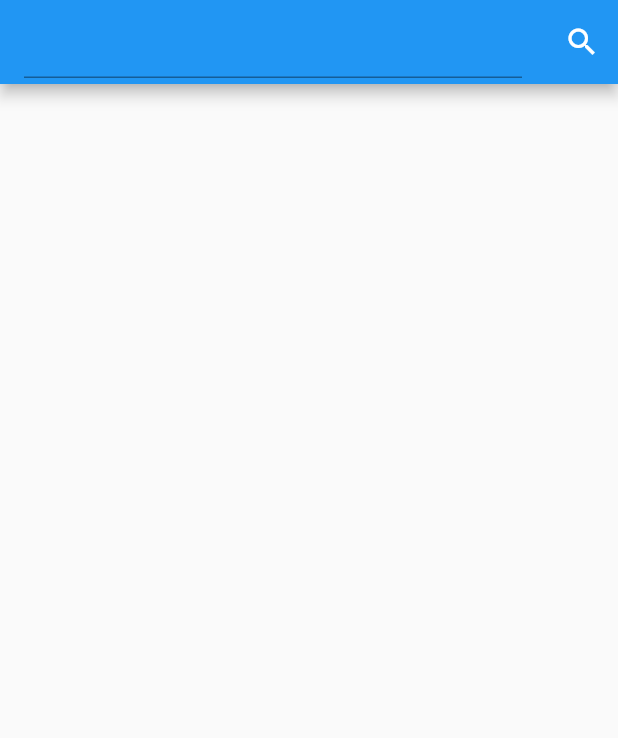
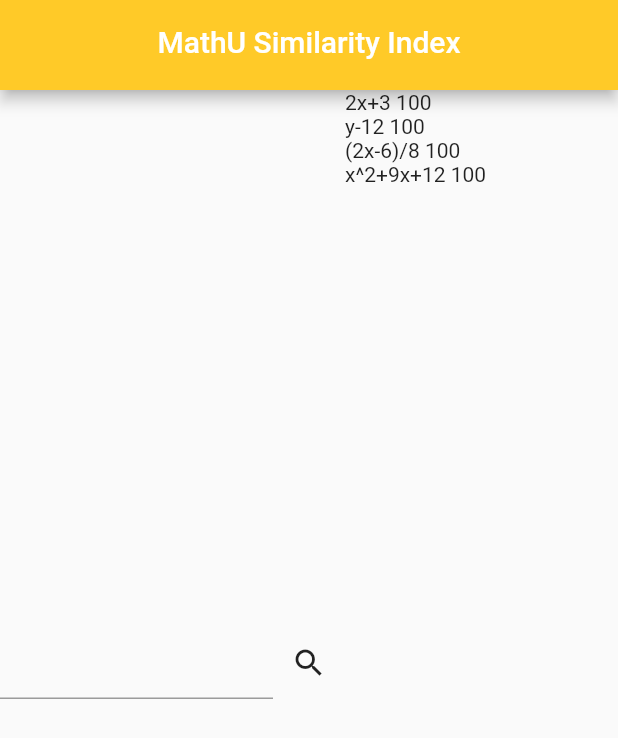
Before and after one commit to COS301-SE-2022/MathU-Similarity-Index, a Flutter app: the screen it shows after launch, after a tap on the "search" icon, on a phone screen of 412 x 824 dp. Shown: the top 738 px of the screen. Run offline on Flutter 3.47's test engine with Material 2 defaults, Android fonts, the phone set to English and light mode, and no system bars; missing offline and left inert: dart:html.

Commit message:
💄 (Protoype): Fixed Styling for search bar and app bar

```diff
--- a/packages/client/lib/home.dart
+++ b/packages/client/lib/home.dart
@@ -13,7 +13,10 @@ class _HomeState extends State<Home> {
   @override
   Widget build(BuildContext context) {
     return MaterialApp(
-      home: SearchBar(),
+      home: Scaffold(
+        appBar: NavBar(),
+        body: SearchBar(),
+      ),
     );
   }
 }
--- a/packages/client/lib/nav_bar.dart
+++ b/packages/client/lib/nav_bar.dart
@@ -1,16 +1,19 @@
+import 'dart:html';
+
 import 'package:flutter/material.dart';
 
-class NavBar extends StatelessWidget {
+class NavBar extends StatelessWidget implements PreferredSizeWidget {
   const NavBar({Key? key}) : super(key: key);
 
   @override
   Widget build(BuildContext context) {
-    return Scaffold(
-      appBar: AppBar(
-        title: Text('MathU Similarity Index'),
-        centerTitle: true,
-        backgroundColor: Colors.amber[400],
-      ),
+    return AppBar(
+      title: Text('MathU Similarity Index'),
+      centerTitle: true,
+      backgroundColor: Colors.amber[400],
     );
   }
+
+  @override
+  Size get preferredSize => Size.fromHeight(60);
 }
--- a/packages/client/lib/search_bar.dart
+++ b/packages/client/lib/search_bar.dart
@@ -9,9 +9,7 @@ class SearchBar extends StatefulWidget {
 
 class _SearchBarState extends State<SearchBar> {
   String qry = '';
-  Icon _searchIcon = new Icon(Icons.search);
-
-  final textController = new TextEditingController();
+  final TextEditingController textController = TextEditingController();
 
   List<SearchObject> results = [
     SearchObject("2x+3", 100),
@@ -30,19 +28,35 @@ class _SearchBarState extends State<SearchBar> {
 
   @override
   Widget build(BuildContext context) {
-    return Scaffold(
-      appBar: AppBar(
-        title: TextField(
-          controller: textController,
-        ),
-        actions: [IconButton(onPressed: onPressed, icon: Icon(Icons.search))],
+    return Container(
+      alignment: Alignment.centerLeft,
+      //padding: EdgeInsets.fromLTRB(3, 3, 3, 3),
+      //width: 150,
+      //height: 500,
+      //constraints: null,
+      child: Row(
+        mainAxisAlignment: MainAxisAlignment.center,
+        mainAxisSize: MainAxisSize.max,
+        children: <Widget>[
+          Expanded(
+            child: TextField(
+              //maxLength: 50,
+              controller: textController,
+            ),
+          ),
+          IconButton(
+            onPressed: onPressed,
+            icon: Icon(Icons.search),
+          ),
+          Expanded(
+            child: ListView.builder(
+                itemCount: results.length,
+                itemBuilder: (BuildContext ctxt, int index) {
+                  return Text(results[index].toDisplayString());
+                }),
+          )
+        ],
       ),
-      /*body: new ListView.builder(
-          itemCount: results.length,
-          itemBuilder: (BuildContext ctxt, int index) {
-            return new Text(results[index].toDisplayString());
-          }),*/
-      body: Text(qry),
     );
   }
 
@@ -51,6 +65,14 @@ class _SearchBarState extends State<SearchBar> {
     addToHistory();
     calculateConf();
     orderResults();
+
+    print("The results array: \n");
+    print(results);
+    print("#####################");
+
+    print("The history array: \n");
+    print(history);
+    print("#####################");
   }
 
   void orderResults() {
```
